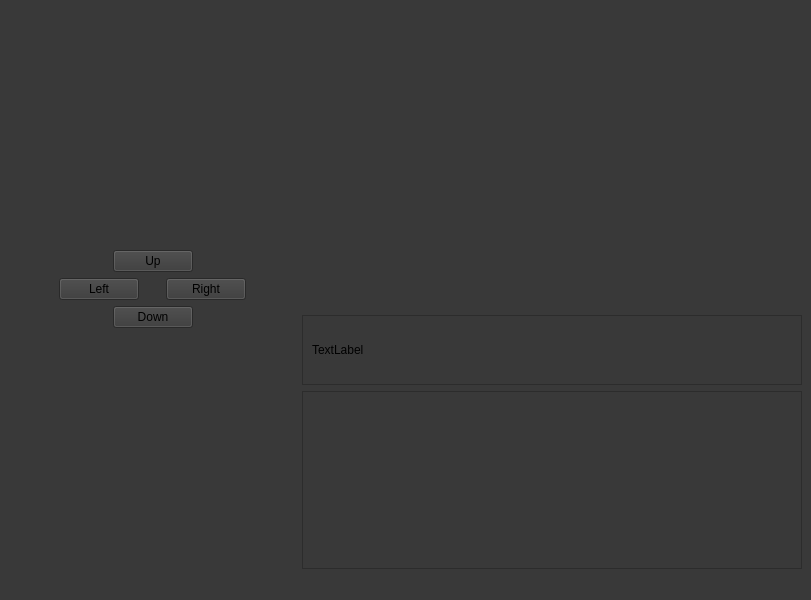
The window that 20241135_CS4076_Project/mainwindow.ui (TheCaister/CS4076_Project) describes before a commit, drawn with Qt 5.
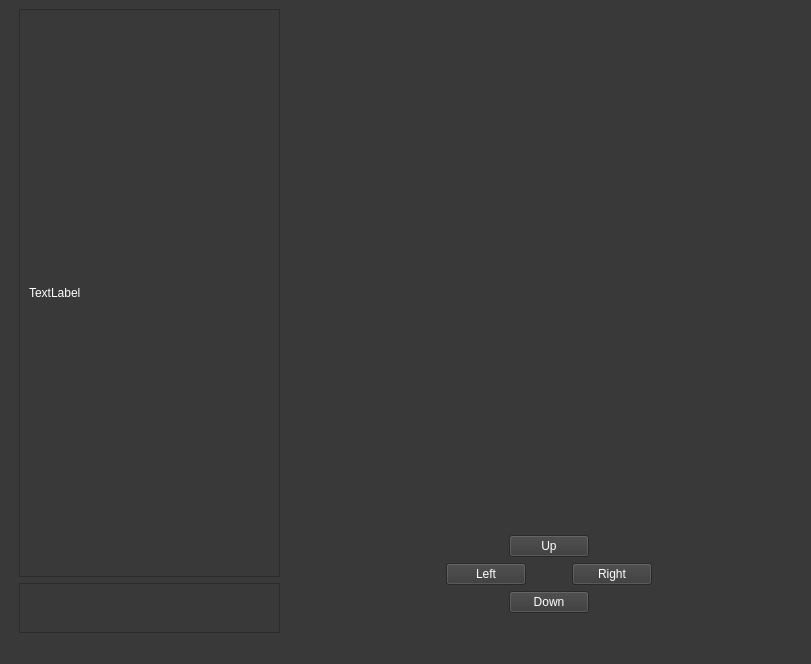
The same window after the commit.

```diff
--- a/20241135_CS4076_Project/mainwindow.ui
+++ b/20241135_CS4076_Project/mainwindow.ui
@@ -14,7 +14,9 @@
    <string>MainWindow</string>
   </property>
   <property name="styleSheet">
-   <string notr="true">background-color: rgb(57, 57, 57);</string>
+   <string notr="true">background-color: rgb(57, 57, 57);
+font: 24pt &quot;8514oem&quot;;
+color: rgb(255, 255, 255);</string>
   </property>
   <widget class="QWidget" name="centralwidget">
    <layout class="QVBoxLayout" name="verticalLayout">
@@ -26,163 +28,11 @@
          <enum>QLayout::SetDefaultConstraint</enum>
         </property>
         <property name="leftMargin">
-         <number>50</number>
+         <number>10</number>
         </property>
         <property name="rightMargin">
-         <number>50</number>
+         <number>10</number>
         </property>
-        <item>
-         <spacer name="verticalSpacer_2">
-          <property name="orientation">
-           <enum>Qt::Vertical</enum>
-          </property>
-          <property name="sizeHint" stdset="0">
-           <size>
-            <width>20</width>
-            <height>40</height>
-           </size>
-          </property>
-         </spacer>
-        </item>
-        <item>
-         <layout class="QVBoxLayout" name="verticalLayout_3">
-          <item>
-           <layout class="QHBoxLayout" name="horizontalLayout_3">
-            <item>
-             <spacer name="horizontalSpacer_2">
-              <property name="orientation">
-               <enum>Qt::Horizontal</enum>
-              </property>
-              <property name="sizeHint" stdset="0">
-               <size>
-                <width>40</width>
-                <height>20</height>
-               </size>
-              </property>
-             </spacer>
-            </item>
-            <item>
-             <widget class="QPushButton" name="pushButton">
-              <property name="text">
-               <string>Up</string>
-              </property>
-             </widget>
-            </item>
-            <item>
-             <spacer name="horizontalSpacer">
-              <property name="orientation">
-               <enum>Qt::Horizontal</enum>
-              </property>
-              <property name="sizeHint" stdset="0">
-               <size>
-                <width>40</width>
-                <height>20</height>
-               </size>
-              </property>
-             </spacer>
-            </item>
-           </layout>
-          </item>
-          <item>
-           <layout class="QHBoxLayout" name="horizontalLayout_4">
-            <item>
-             <widget class="QPushButton" name="pushButton_3">
-              <property name="text">
-               <string>Left</string>
-              </property>
-             </widget>
-            </item>
-            <item>
-             <spacer name="horizontalSpacer_3">
-              <property name="orientation">
-               <enum>Qt::Horizontal</enum>
-              </property>
-              <property name="sizeHint" stdset="0">
-               <size>
-                <width>40</width>
-                <height>20</height>
-               </size>
-              </property>
-             </spacer>
-            </item>
-            <item>
-             <widget class="QPushButton" name="pushButton_2">
-              <property name="text">
-               <string>Right</string>
-              </property>
-             </widget>
-            </item>
-           </layout>
-          </item>
-         </layout>
-        </item>
-        <item>
-         <layout class="QHBoxLayout" name="horizontalLayout_5">
-          <item>
-           <spacer name="horizontalSpacer_5">
-            <property name="orientation">
-             <enum>Qt::Horizontal</enum>
-            </property>
-            <property name="sizeHint" stdset="0">
-             <size>
-              <width>40</width>
-              <height>20</height>
-             </size>
-            </property>
-           </spacer>
-          </item>
-          <item>
-           <widget class="QPushButton" name="pushButton_4">
-            <property name="text">
-             <string>Down</string>
-            </property>
-           </widget>
-          </item>
-          <item>
-           <spacer name="horizontalSpacer_4">
-            <property name="orientation">
-             <enum>Qt::Horizontal</enum>
-            </property>
-            <property name="sizeHint" stdset="0">
-             <size>
-              <width>40</width>
-              <height>20</height>
-             </size>
-            </property>
-           </spacer>
-          </item>
-         </layout>
-        </item>
-        <item>
-         <spacer name="verticalSpacer">
-          <property name="orientation">
-           <enum>Qt::Vertical</enum>
-          </property>
-          <property name="sizeHint" stdset="0">
-           <size>
-            <width>20</width>
-            <height>40</height>
-           </size>
-          </property>
-         </spacer>
-        </item>
-       </layout>
-      </item>
-      <item>
-       <layout class="QVBoxLayout" name="verticalLayout_2">
-        <item>
-         <widget class="QLabel" name="current_image">
-          <property name="minimumSize">
-           <size>
-            <width>500</width>
-            <height>300</height>
-           </size>
-          </property>
-          <property name="text">
-           <string>&lt;html&gt;&lt;head/&gt;&lt;body&gt;&lt;p&gt;&lt;br/&gt;&lt;/p&gt;&lt;/body&gt;&lt;/html&gt;</string>
-          </property>
-         </widget>
-        </item>
         <item>
          <widget class="QScrollArea" name="scrollArea">
           <property name="widgetResizable">
@@ -193,8 +43,8 @@
             <rect>
              <x>0</x>
              <y>0</y>
-             <width>498</width>
-             <height>83</height>
+             <width>247</width>
+             <height>465</height>
             </rect>
            </property>
            <layout class="QGridLayout" name="gridLayout">
@@ -220,7 +70,161 @@
          </widget>
         </item>
         <item>
-         <widget class="QTextEdit" name="input"/>
+         <widget class="QTextEdit" name="input">
+          <property name="maximumSize">
+           <size>
+            <width>16777215</width>
+            <height>50</height>
+           </size>
+          </property>
+         </widget>
+        </item>
+       </layout>
+      </item>
+      <item>
+       <layout class="QVBoxLayout" name="verticalLayout_2">
+        <property name="sizeConstraint">
+         <enum>QLayout::SetMinimumSize</enum>
+        </property>
+        <item>
+         <widget class="QLabel" name="current_image">
+          <property name="minimumSize">
+           <size>
+            <width>500</width>
+            <height>500</height>
+           </size>
+          </property>
+          <property name="maximumSize">
+           <size>
+            <width>600</width>
+            <height>16777215</height>
+           </size>
+          </property>
+          <property name="text">
+           <string>&lt;html&gt;&lt;head/&gt;&lt;body&gt;&lt;p&gt;&lt;br/&gt;&lt;/p&gt;&lt;/body&gt;&lt;/html&gt;</string>
+          </property>
+         </widget>
+        </item>
+        <item>
+         <layout class="QVBoxLayout" name="verticalLayout_3">
+          <property name="leftMargin">
+           <number>150</number>
+          </property>
+          <property name="topMargin">
+           <number>20</number>
+          </property>
+          <property name="rightMargin">
+           <number>150</number>
+          </property>
+          <property name="bottomMargin">
+           <number>20</number>
+          </property>
+          <item>
+           <layout class="QHBoxLayout" name="horizontalLayout_3">
+            <item>
+             <spacer name="horizontalSpacer_2">
+              <property name="orientation">
+               <enum>Qt::Horizontal</enum>
+              </property>
+              <property name="sizeHint" stdset="0">
+               <size>
+                <width>40</width>
+                <height>20</height>
+               </size>
+              </property>
+             </spacer>
+            </item>
+            <item>
+             <widget class="QPushButton" name="pushButton">
+              <property name="text">
+               <string>Up</string>
+              </property>
+             </widget>
+            </item>
+            <item>
+             <spacer name="horizontalSpacer">
+              <property name="orientation">
+               <enum>Qt::Horizontal</enum>
+              </property>
+              <property name="sizeHint" stdset="0">
+               <size>
+                <width>40</width>
+                <height>20</height>
+               </size>
+              </property>
+             </spacer>
+            </item>
+           </layout>
+          </item>
+          <item>
+           <layout class="QHBoxLayout" name="horizontalLayout_4">
+            <item>
+             <widget class="QPushButton" name="pushButton_3">
+              <property name="text">
+               <string>Left</string>
+              </property>
+             </widget>
+            </item>
+            <item>
+             <spacer name="horizontalSpacer_3">
+              <property name="orientation">
+               <enum>Qt::Horizontal</enum>
+              </property>
+              <property name="sizeHint" stdset="0">
+               <size>
+                <width>40</width>
+                <height>20</height>
+               </size>
+              </property>
+             </spacer>
+            </item>
+            <item>
+             <widget class="QPushButton" name="pushButton_2">
+              <property name="text">
+               <string>Right</string>
+              </property>
+             </widget>
+            </item>
+           </layout>
+          </item>
+          <item>
+           <layout class="QHBoxLayout" name="horizontalLayout_5">
+            <item>
+             <spacer name="horizontalSpacer_5">
+              <property name="orientation">
+               <enum>Qt::Horizontal</enum>
+              </property>
+              <property name="sizeHint" stdset="0">
+               <size>
+                <width>40</width>
+                <height>20</height>
+               </size>
+              </property>
+             </spacer>
+            </item>
+            <item>
+             <widget class="QPushButton" name="pushButton_4">
+              <property name="text">
+               <string>Down</string>
+              </property>
+             </widget>
+            </item>
+            <item>
+             <spacer name="horizontalSpacer_4">
+              <property name="orientation">
+               <enum>Qt::Horizontal</enum>
+              </property>
+              <property name="sizeHint" stdset="0">
+               <size>
+                <width>40</width>
+                <height>20</height>
+               </size>
+              </property>
+             </spacer>
+            </item>
+           </layout>
+          </item>
+         </layout>
         </item>
        </layout>
       </item>
```
